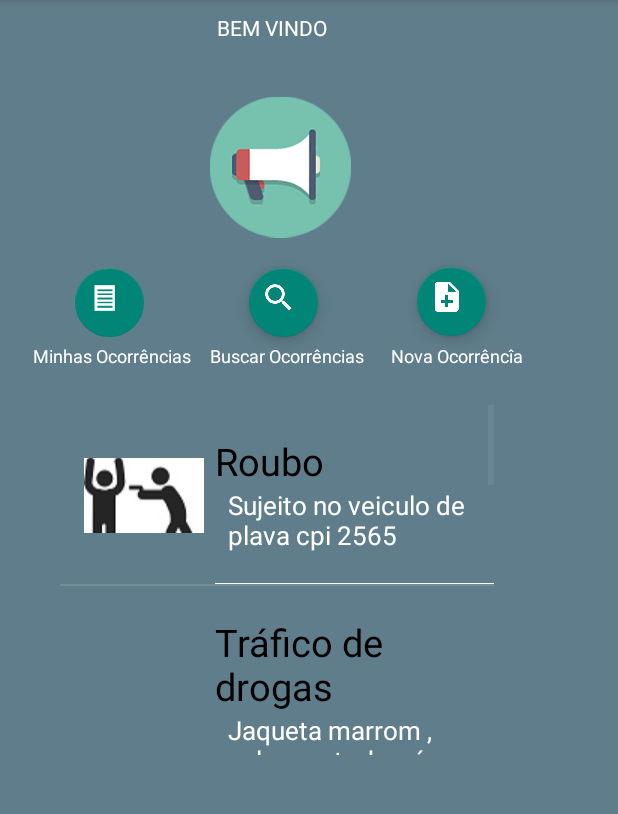
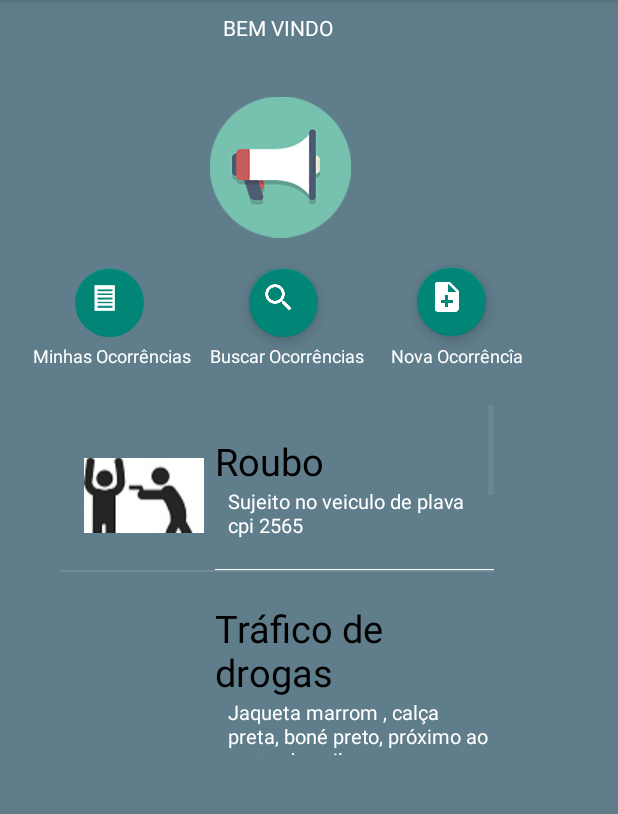
Before and after one commit to jeandy92/AppOcorrenciasv2.0, an Android app: the Cliente screen opened directly, with no data from a screen before it, on a phone screen of 412 x 824 dp, the part 84-898 px from its top. Run offline under Robolectric (Android 15) with nearby library versions, the phone set to English and light mode, and no system bars; 3 statements that could not run were skipped.

Commit message:
Versão 3.50 07/05/2017

```diff
--- a/app/src/main/java/appocorrencias/com/appocorrencias/Activitys/Cliente.java
+++ b/app/src/main/java/appocorrencias/com/appocorrencias/Activitys/Cliente.java
@@ -36,6 +36,8 @@ import static appocorrencias.com.appocorrencias.ListView.ArrayOcorrenciasRegistr
 import static appocorrencias.com.appocorrencias.ListView.Feed_Ocorrencias.criarfeedocorrencias;
 
 public class Cliente extends AppCompatActivity  {
+    //Cloud Menssagem Cliente(GCM)
+
 
     private Toolbar mToolbar;
     private Toolbar mToolbarBottom;
@@ -59,7 +61,11 @@ public class Cliente extends AppCompatActivity  {
         super.onCreate(savedInstanceState);
         setContentView(R.layout.activity_cliente);
 
-            //Pegando valores que vem do Login  - TEM Q MANTER DESSA FORMA SE NAO QUANDO LOGAR COM OUTRO USUARIO O CPF MANTEM O MESMO
+
+
+
+
+        //Pegando valores que vem do Login  - TEM Q MANTER DESSA FORMA SE NAO QUANDO LOGAR COM OUTRO USUARIO O CPF MANTEM O MESMO
             Intent intent = getIntent();
             Bundle bundle = intent.getExtras();
             Nome = bundle.getString("nome");
@@ -69,7 +75,7 @@ public class Cliente extends AppCompatActivity  {
 
         btnOcorrenciasRegistradas = (FloatingActionButton) findViewById(R.id.btnOcorrenciasRegistradasPorUsuario);
         btnCadastrarOcorrencias = (FloatingActionButton) findViewById(R.id.btnCadastrarOcorrencias);
-        btnBuscarOcorrencias   = (FloatingActionButton) findViewById(R.id.btnCadastrarOcorrencias);
+        btnBuscarOcorrencias   = (FloatingActionButton) findViewById(R.id.btnBuscarOcorrencias);
         lvFeedOcorrencias =  (ListView) findViewById(R.id.lv_feed_de_ocorrencias);
         tvnomecompleto =  (TextView) findViewById(R.id.tv_nome_completo);
 
@@ -315,27 +321,12 @@ public class Cliente extends AppCompatActivity  {
         Log.i("LOGOUT", sharedPreferences.getString("senha",""));
     }
 
-
-    @Override
-    public void onBackPressed() {
-        super.onBackPressed();
-        finish();
-
-    }
-
     public void logout(Menu v) {
         deletarSharedPreferences();
 
 
         setContentView(R.layout.activity_login);
         this.startActivity(new Intent(this, Login.class));
-    }
-
-    @Override
-    protected void onRestart() {
-        super.onRestart();
-
-
     }
 
     public static String getNome(){
@@ -351,5 +342,20 @@ public class Cliente extends AppCompatActivity  {
     }
 
 
+    @Override
+    public void onBackPressed() {
+        super.onBackPressed();
+        finish();
 
+    }
+
+
+
+    @Override
+    protected void onRestart() {
+        super.onRestart();
+        Log.v("Cliente", "onRestart");
+
+
+    }
 }
--- a/app/src/main/java/appocorrencias/com/appocorrencias/ClassesSA/ProcessaSocket.java
+++ b/app/src/main/java/appocorrencias/com/appocorrencias/ClassesSA/ProcessaSocket.java
@@ -15,7 +15,7 @@ public class ProcessaSocket {
     static OutputStream canalSaida = null;
     static InputStream canalEntrada = null;
 
-    private static  String  ip_conexao = "192.168.1.10";
+    private static  String  ip_conexao = "52.34.140.131";
 
     public static String recebe_dados(InputStream in) throws IOException {
         byte[] resulBuff = new byte[0];
--- a/app/src/main/res/layout/acitivity_item_feed_ocorrencias.xml
+++ b/app/src/main/res/layout/acitivity_item_feed_ocorrencias.xml
@@ -28,7 +28,8 @@
         android:layout_width="wrap_content"
         android:layout_height="wrap_content"
         android:text="descriçao"
-        android:textSize="17dp"
+        android:textSize="13dp"
+        android:maxLength="100"
         android:layout_marginStart="16dp"
         android:layout_toEndOf="@+id/imagem_ocorrencia"
         android:layout_below="@+id/txt_tipo_crime" />
--- a/app/src/main/res/layout/activity_cliente.xml
+++ b/app/src/main/res/layout/activity_cliente.xml
@@ -12,28 +12,6 @@
     <include android:id="@+id/toolbar"
      layout="@layout/toolbar"/>
 
-
-    <TextView
-        android:id="@+id/tvBemVindo"
-        android:layout_width="wrap_content"
-        android:layout_height="wrap_content"
-        android:layout_marginLeft="70dp"
-        android:layout_marginTop="260dp"
-        android:layout_x="145dp"
-        android:layout_y="65dp"
-        android:text="BEM VINDO"
-     />
-
-    <TextView
-        android:id="@+id/tv_nome_completo"
-        android:layout_width="wrap_content"
-        android:layout_height="wrap_content"
-        android:layout_marginLeft="110dp"
-        android:layout_marginTop="260dp"
-        android:layout_x="119dp"
-        android:layout_y="90dp"
-
-       />
 
     <ImageView
         android:id="@+id/imageView3"
@@ -66,7 +44,7 @@
         app:fabSize="mini" />
 
     <android.support.design.widget.FloatingActionButton
-        android:id="@+id/floatingActionButton"
+        android:id="@+id/btnBuscarOcorrencias"
         android:layout_width="46dp"
         android:layout_height="47dp"
         android:layout_x="166dp"
@@ -133,6 +111,27 @@
         android:paddingLeft="4dp"
         tools:scrollbars="horizontal" />
 
+    <TextView
+        android:id="@+id/tv_nome_completo"
+        android:layout_width="wrap_content"
+        android:layout_height="wrap_content"
+        android:layout_marginLeft="100dp"
+        android:layout_marginTop="260dp"
+        android:layout_x="165dp"
+        android:layout_y="89dp"
+        android:text="NOME"
+
+        />
+
+    <TextView
+        android:id="@+id/tvBemVindo"
+        android:layout_width="wrap_content"
+        android:layout_height="wrap_content"
+        android:layout_marginLeft="70dp"
+        android:layout_marginTop="260dp"
+        android:layout_x="149dp"
+        android:layout_y="65dp"
+        android:text="BEM VINDO" />
 
 
     <!--android:onClick="evOcorrenciasInformadas"-->
--- a/build.gradle
+++ b/build.gradle
@@ -6,6 +6,7 @@ buildscript {
     }
     dependencies {
         classpath 'com.android.tools.build:gradle:2.3.1'
+        classpath 'com.google.gms:google-services:3.0.0'
 
         // NOTE: Do not place your application dependencies here; they belong
         // in the individual module build.gradle files
```
Also changed, not shown: app/build.gradle (+10 -1 lines), app/src/main/AndroidManifest.xml (+37 -2 lines), app/src/main/java/appocorrencias/com/appocorrencias/Activitys/Login.java (+84 -15 lines), app/src/main/java/appocorrencias/com/appocorrencias/Network/GCMPushReceiverService.java (added, +50 -0 lines), app/src/main/java/appocorrencias/com/appocorrencias/Network/GCMRegistrationIntentService.java (added, +58 -0 lines), app/src/main/java/appocorrencias/com/appocorrencias/Network/GCMTokenRefreshListenerService.java (added, +22 -0 lines), app/src/main/res/mipmap-hdpi/ic_app.png (added), app/src/main/res/mipmap-mdpi/ic_app.png (added), app/src/main/res/mipmap-xhdpi/ic_app.png (added), app/src/main/res/mipmap-xxhdpi/ic_app.png (added), app/src/main/res/mipmap-xxxhdpi/ic_app.png (added), 1 other file.
